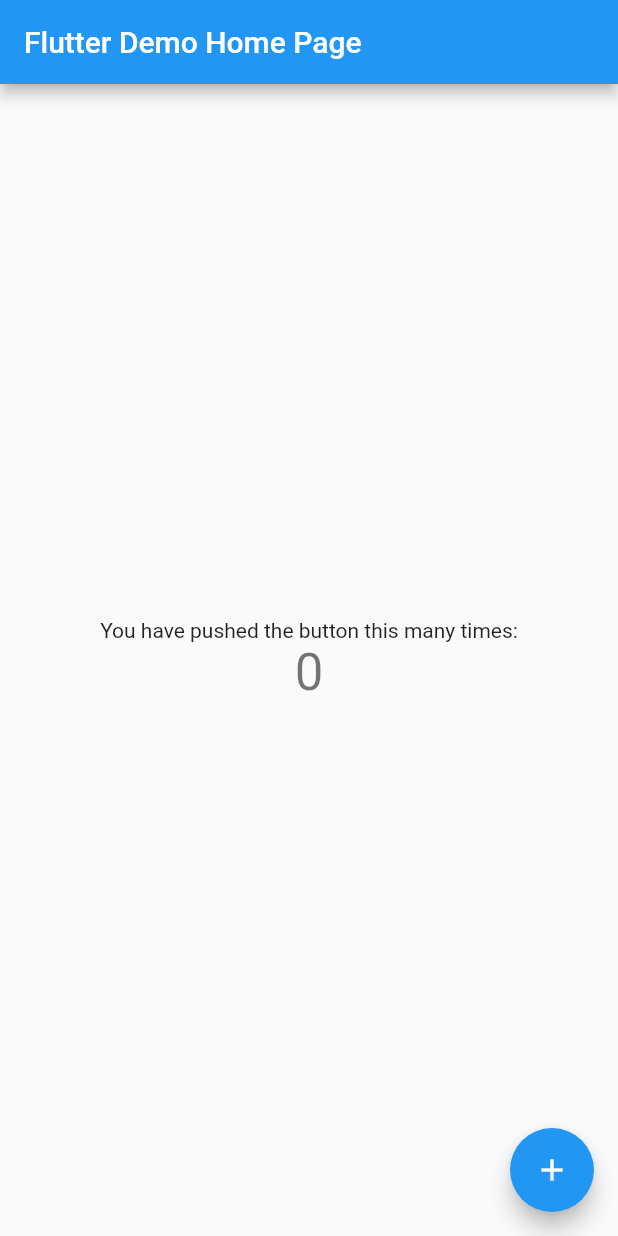
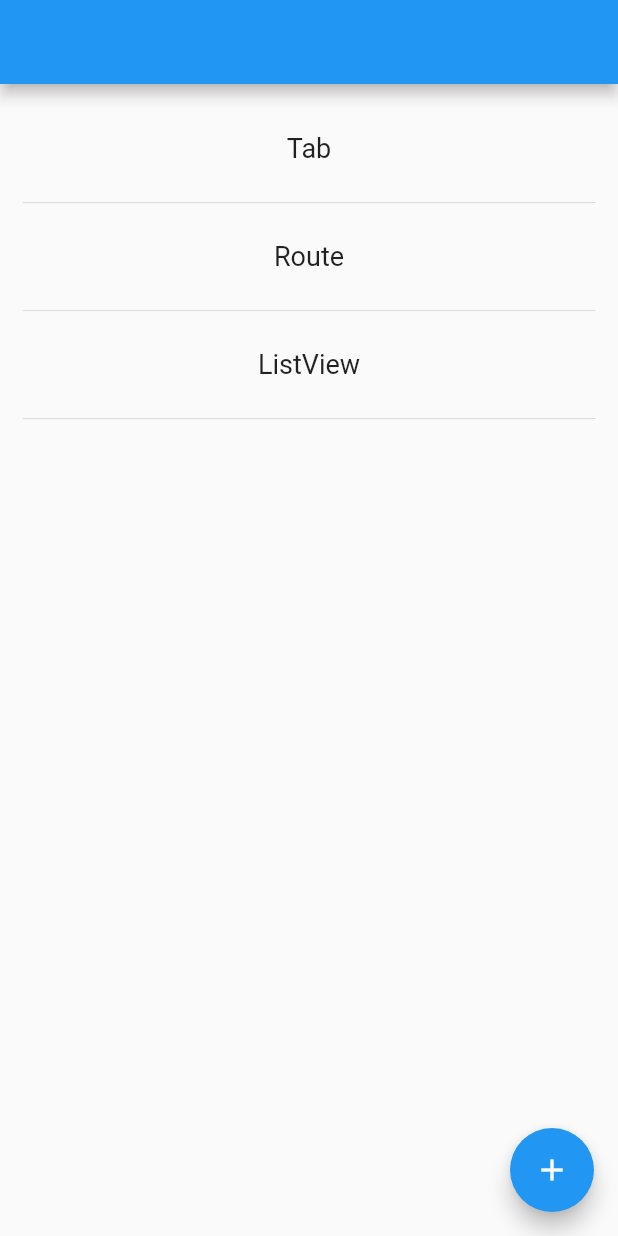
Before and after one commit to huangjie01/flutter_study, a Flutter app: the screen it shows after launch, on a phone screen of 412 x 824 dp. Run offline on Flutter 3.47's test engine with Material 2 defaults, Android fonts, the phone set to English and light mode, and no system bars.

Commit message:
创建列表

```diff
--- a/lib/main.dart
+++ b/lib/main.dart
@@ -9,101 +9,52 @@ class MyApp extends StatelessWidget {
     return new MaterialApp(
       title: 'Flutter Demo',
       theme: new ThemeData(
-        // This is the theme of your application.
-        //
-        // Try running your application with "flutter run". You'll see the
-        // application has a blue toolbar. Then, without quitting the app, try
-        // changing the primarySwatch below to Colors.green and then invoke
-        // "hot reload" (press "r" in the console where you ran "flutter run",
-        // or press Run > Flutter Hot Reload in IntelliJ). Notice that the
-        // counter didn't reset back to zero; the application is not restarted.
         primarySwatch: Colors.blue,
       ),
-      home: new MyHomePage(title: 'Flutter Demo Home Page'),
+      home: new MyHomePage(),
     );
   }
 }
 
 class MyHomePage extends StatefulWidget {
-  MyHomePage({Key key, this.title}) : super(key: key);
-
-  // This widget is the home page of your application. It is stateful, meaning
-  // that it has a State object (defined below) that contains fields that affect
-  // how it looks.
-
-  // This class is the configuration for the state. It holds the values (in this
-  // case the title) provided by the parent (in this case the App widget) and
-  // used by the build method of the State. Fields in a Widget subclass are
-  // always marked "final".
-
-  final String title;
-
   @override
   _MyHomePageState createState() => new _MyHomePageState();
 }
 
 class _MyHomePageState extends State<MyHomePage> {
-  int _counter = 0;
-
-  void _incrementCounter() {
-    setState(() {
-      // This call to setState tells the Flutter framework that something has
-      // changed in this State, which causes it to rerun the build method below
-      // so that the display can reflect the updated values. If we changed
-      // _counter without calling setState(), then the build method would not be
-      // called again, and so nothing would appear to happen.
-      _counter++;
-    });
+  final _itemList = ['Tab', 'Route', 'ListView'];
+  @override
+  Widget build(BuildContext context) {
+    return new Scaffold(
+      appBar: new AppBar(
+        title: new Text(''),
+      ),
+      body: new ListView.builder(
+        padding: const EdgeInsets.all(15.0),
+        itemBuilder: (context, i) {
+          if (i.isOdd) {
+            return new Divider();
+          } else {
+            return buildItem(i);
+          }
+        },
+        itemCount: _itemList.length * 2,
+      ),
+      floatingActionButton: new FloatingActionButton(
+        onPressed: null,
+        tooltip: 'Increment',
+        child: new Icon(Icons.add),
+      ),
+    );
   }
 
-  @override
-  Widget build(BuildContext context) {
-    // This method is rerun every time setState is called, for instance as done
-    // by the _incrementCounter method above.
-    //
-    // The Flutter framework has been optimized to make rerunning build methods
-    // fast, so that you can just rebuild anything that needs updating rather
-    // than having to individually change instances of widgets.
-    return new Scaffold(
-      appBar: new AppBar(
-        // Here we take the value from the MyHomePage object that was created by
-        // the App.build method, and use it to set our appbar title.
-        title: new Text(widget.title),
-      ),
-      body: new Center(
-        // Center is a layout widget. It takes a single child and positions it
-        // in the middle of the parent.
-        child: new Column(
-          // Column is also layout widget. It takes a list of children and
-          // arranges them vertically. By default, it sizes itself to fit its
-          // children horizontally, and tries to be as tall as its parent.
-          //
-          // Invoke "debug paint" (press "p" in the console where you ran
-          // "flutter run", or select "Toggle Debug Paint" from the Flutter tool
-          // window in IntelliJ) to see the wireframe for each widget.
-          //
-          // Column has various properties to control how it sizes itself and
-          // how it positions its children. Here we use mainAxisAlignment to
-          // center the children vertically; the main axis here is the vertical
-          // axis because Columns are vertical (the cross axis would be
-          // horizontal).
-          mainAxisAlignment: MainAxisAlignment.center,
-          children: <Widget>[
-            new Text(
-              'You have pushed the button this many times:',
-            ),
-            new Text(
-              '$_counter',
-              style: Theme.of(context).textTheme.display1,
-            ),
-          ],
-        ),
-      ),
-      floatingActionButton: new FloatingActionButton(
-        onPressed: _incrementCounter,
-        tooltip: 'Increment',
-        child: new Icon(Icons.add),
-      ), // This trailing comma makes auto-formatting nicer for build methods.
-    );
+  Widget buildItem(index) {
+     index=index~/2;
+    return new ListTile(
+        title: new Text(
+      _itemList[index],
+      textAlign: TextAlign.center,
+      style: TextStyle(fontSize: 18.0),
+    ));
   }
 }
```
Also changed, not shown: 107 other files.
